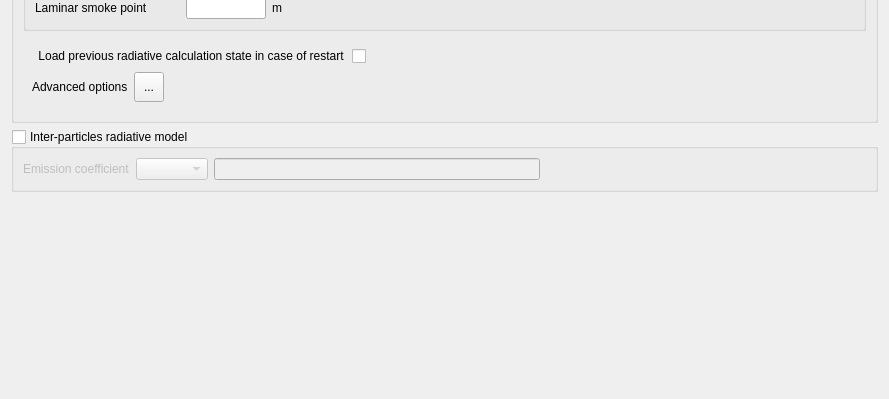
This is python/code_saturne/gui/case/ThermalForm.ui in code-saturne/code_saturne as Qt 5 draws it before an edit; both pictures show x 0 to 889 and y 391 to 790 of the 889 by 790 pixel window. The edited form follows.
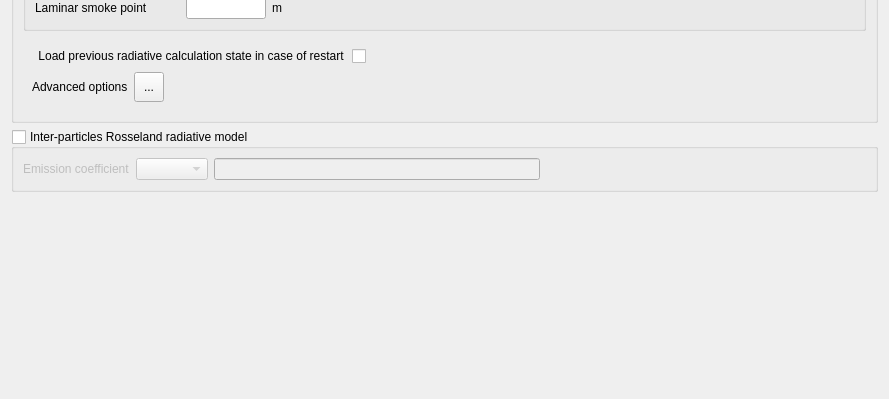
This is the edited form. Icons and pictures are not drawn.

Commit message: [GUI] Minor modifications for particle-laden flows (NCFD)

What changed in the file:
```diff
--- a/python/code_saturne/gui/case/ThermalForm.ui
+++ b/python/code_saturne/gui/case/ThermalForm.ui
@@ -546,7 +546,7 @@
    <item row="3" column="0">
     <widget class="QGroupBox" name="groupBoxParticlesRadiation">
      <property name="title">
-      <string>Inter-particles radiative model</string>
+      <string>Inter-particles Rosseland radiative model</string>
      </property>
      <property name="checkable">
       <bool>true</bool>
```
The commit also changes 3 other files.
